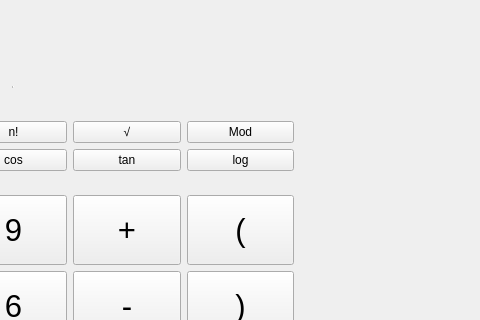
Above: ICcalculator/science.ui from tyanxie/IC_Calculator before the change; both pictures show x 267 to 747 and y 288 to 608 of the 1000 by 1000 pixel window. Below: the same form after it.
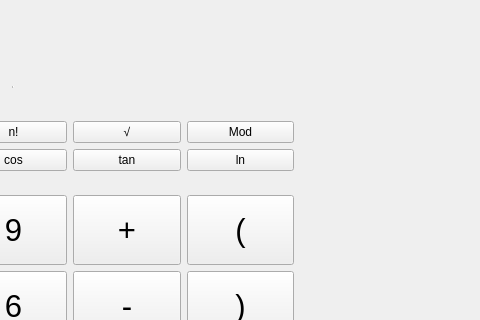
That is the form after the change.

The edit to the form file:
```diff
--- a/ICcalculator/science.ui
+++ b/ICcalculator/science.ui
@@ -24,7 +24,7 @@
   <property name="windowTitle">
    <string>Form</string>
   </property>
-  <widget class="QWidget" name="">
+  <widget class="QWidget" name="layoutWidget">
    <property name="geometry">
     <rect>
      <x>0</x>
@@ -186,7 +186,7 @@
       <item>
        <widget class="QPushButton" name="Log">
         <property name="text">
-         <string>log</string>
+         <string>ln</string>
         </property>
        </widget>
       </item>
```
